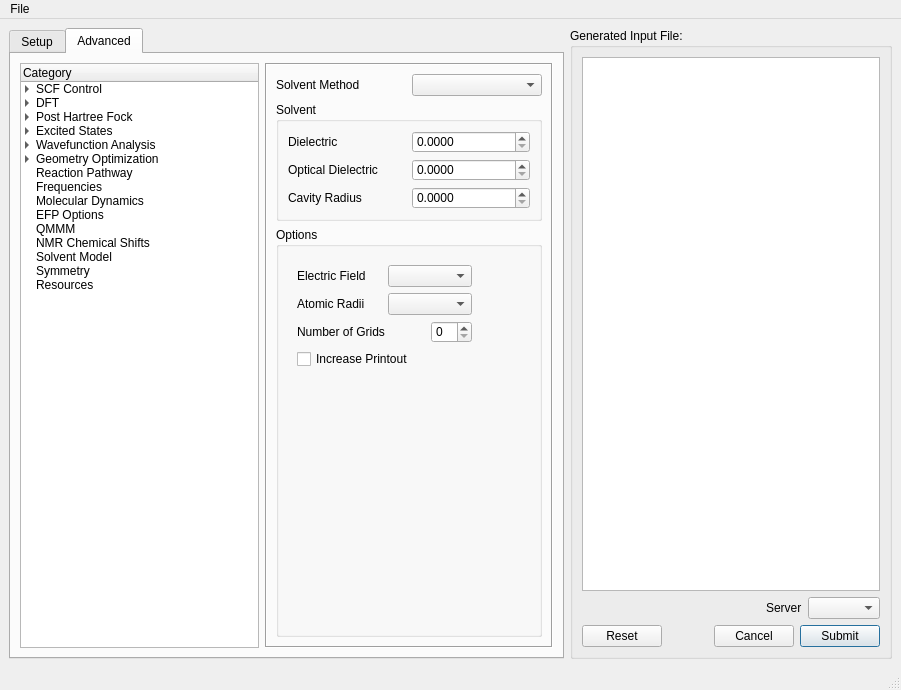
nutjunkie/IQmol, file src/Qui/QuiMainWindow.ui: the form before one commit.
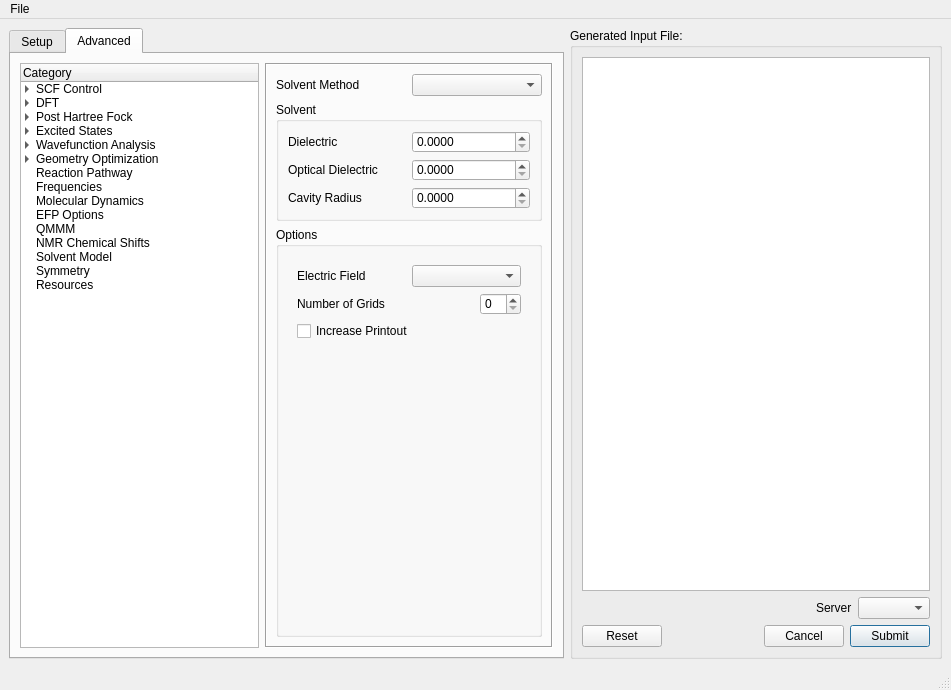
The form after the commit. The open tabs and pages were chosen to show the change. Icons and pictures are not drawn.

Diff of the .ui file:
```diff
--- a/src/Qui/QuiMainWindow.ui
+++ b/src/Qui/QuiMainWindow.ui
@@ -6,7 +6,7 @@
    <rect>
     <x>0</x>
     <y>0</y>
-    <width>901</width>
+    <width>951</width>
     <height>690</height>
    </rect>
   </property>
@@ -5901,30 +5901,31 @@
                   <layout class="QVBoxLayout" name="verticalLayout_28"/>
                  </widget>
                  <widget class="QWidget" name="SolventChemSol">
-                  <layout class="QVBoxLayout">
+                  <layout class="QVBoxLayout" name="verticalLayout_53">
                    <item>
-                    <layout class="QGridLayout">
-                     <item row="0" column="0">
+                    <layout class="QHBoxLayout" name="horizontalLayout_11">
+                     <item>
                       <widget class="QLabel" name="label_162b">
                        <property name="text">
                         <string>Electric Field</string>
                        </property>
                       </widget>
                      </item>
-                     <item row="0" column="1">
+                     <item>
                       <widget class="QComboBox" name="qui_chemsol_efield"/>
                      </item>
-                     <item row="1" column="0">
-                      <widget class="QLabel" name="label_162c">
+                    </layout>
+                   </item>
+                   <item>
+                    <layout class="QHBoxLayout">
+                     <item>
+                      <widget class="QLabel" name="label_162a">
                        <property name="text">
-                        <string>Atomic Radii</string>
+                        <string>Number of Grids</string>
                        </property>
                       </widget>
                      </item>
-                     <item row="1" column="1">
-                      <widget class="QComboBox" name="qui_chemsol_read_vdw"/>
-                     </item>
-                     <item row="0" column="2">
+                     <item>
                       <spacer>
                        <property name="orientation">
                         <enum>Qt::Horizontal</enum>
@@ -5937,32 +5938,8 @@
                        </property>
                       </spacer>
                      </item>
-                     <item row="2" column="0" colspan="2">
-                      <layout class="QHBoxLayout">
-                       <item>
-                        <widget class="QLabel" name="label_162a">
-                         <property name="text">
-                          <string>Number of Grids</string>
-                         </property>
-                        </widget>
-                       </item>
-                       <item>
-                        <spacer>
-                         <property name="orientation">
-                          <enum>Qt::Horizontal</enum>
-                         </property>
-                         <property name="sizeHint" stdset="0">
-                          <size>
-                           <width>40</width>
-                           <height>20</height>
-                          </size>
-                         </property>
-                        </spacer>
-                       </item>
-                       <item>
-                        <widget class="QSpinBox" name="qui_chemsol_nn"/>
-                       </item>
-                      </layout>
+                     <item>
+                      <widget class="QSpinBox" name="qui_chemsol_ngrids"/>
                      </item>
                     </layout>
                    </item>
@@ -6629,7 +6606,7 @@
     <rect>
      <x>0</x>
      <y>0</y>
-     <width>901</width>
+     <width>951</width>
      <height>22</height>
     </rect>
    </property>
```
Left out of the diff: 44 changed lines with no effect on the pictures.
